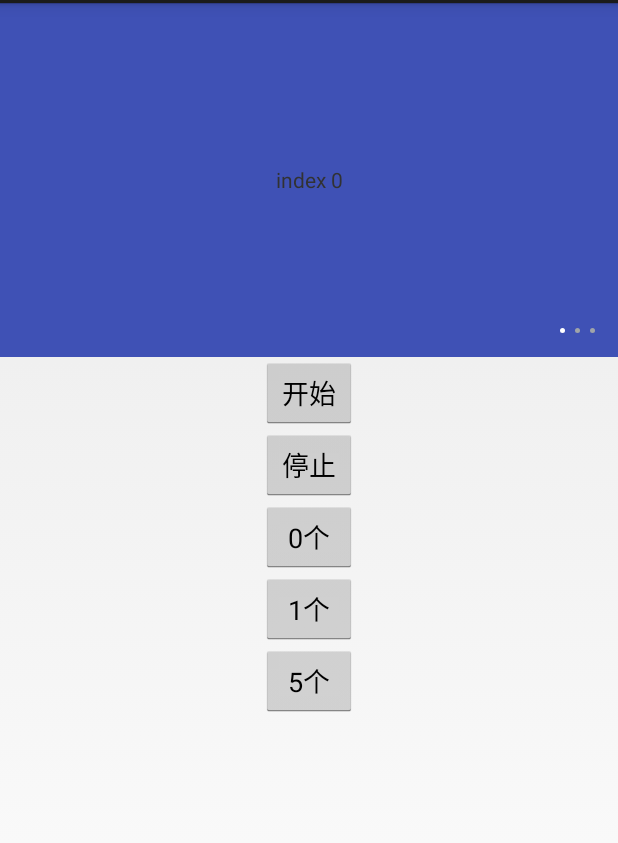
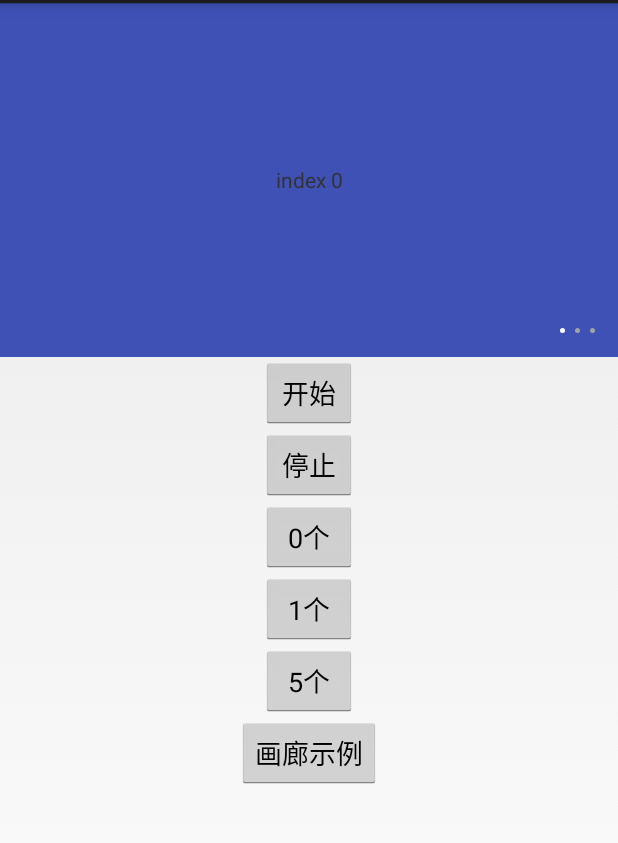
Before and after one commit to a-liYa/BannerView, an Android app: the screen it shows after launch (MainActivity), on a phone screen of 412 x 824 dp, the part 69-912 px from its top. Run offline under Robolectric (Android 15) with nearby library versions, the phone set to English and light mode, and no system bars.

Commit message:
添加PagerPadding属性

```diff
--- a/app/build.gradle
+++ b/app/build.gradle
@@ -23,4 +23,5 @@ dependencies {
     compile fileTree(include: ['*.jar'], dir: 'libs')
     compile project(':library')
     compile 'com.android.support:support-v4:26.0.0-alpha1'
+    compile 'com.android.support.constraint:constraint-layout:1.0.2'
 }
--- a/app/src/main/AndroidManifest.xml
+++ b/app/src/main/AndroidManifest.xml
@@ -16,6 +16,7 @@
                 <category android:name="android.intent.category.LAUNCHER" />
             </intent-filter>
         </activity>
+        <activity android:name=".GallerySimpleActivity"></activity>
     </application>
 
 </manifest>
--- a/app/src/main/java/com/aliya/bannerview/MainActivity.java
+++ b/app/src/main/java/com/aliya/bannerview/MainActivity.java
@@ -1,6 +1,7 @@
 package com.aliya.bannerview;
 
 import android.app.Activity;
+import android.content.Intent;
 import android.os.Bundle;
 import android.util.Log;
 import android.view.LayoutInflater;
@@ -32,6 +33,7 @@ public class MainActivity extends Activity implements View.OnClickListener, OnIt
         findViewById(R.id.btn_0_num).setOnClickListener(this);
         findViewById(R.id.btn_1_num).setOnClickListener(this);
         findViewById(R.id.btn_5_num).setOnClickListener(this);
+        findViewById(R.id.btn_gallery).setOnClickListener(this);
 
         adapter = new BannerPagerAdapter() {
 
@@ -147,6 +149,9 @@ public class MainActivity extends Activity implements View.OnClickListener, OnIt
                 banner.setAdapter(adapter);
                 banner.setAutoCarousel(true);
                 break;
+            case R.id.btn_gallery:
+//                startActivity(new Intent(this, ));
+                break;
         }
     }
 
--- a/app/src/main/res/layout/activity_main.xml
+++ b/app/src/main/res/layout/activity_main.xml
@@ -63,4 +63,11 @@
         android:layout_gravity="center_horizontal"
         android:text="5个" />
 
+    <Button
+        android:id="@+id/btn_gallery"
+        android:layout_width="wrap_content"
+        android:layout_height="wrap_content"
+        android:layout_gravity="center_horizontal"
+        android:text="画廊示例" />
+
 </LinearLayout>
--- a/library/src/main/java/com/aliya/view/banner/BannerView.java
+++ b/library/src/main/java/com/aliya/view/banner/BannerView.java
@@ -27,6 +27,9 @@ public class BannerView extends RelativeLayout {
     private int mAutoMs = 3000; // 轮播间隔时间
     private boolean autoCarousel = true; // 是否自动轮播
     private boolean isAttached = false; // this view is currently attached to a window.
+
+    private int mPagerPaddingLeft;
+    private int mPagerPaddingRight;
 
     private int mItemCount; // banner条目个数
 
@@ -104,6 +107,16 @@ public class BannerView extends RelativeLayout {
 
         mAutoMs = ta.getInteger(R.styleable.Banner_banner_autoMs, mAutoMs);
         autoCarousel = ta.getBoolean(R.styleable.Banner_banner_isAuto, autoCarousel);
+
+        mPagerPaddingLeft = ta.getDimensionPixelSize(R.styleable.Banner_banner_pagerPaddingLeft, 0);
+        mPagerPaddingRight = ta.getDimensionPixelSize(
+                R.styleable.Banner_banner_pagerPaddingRight, 0);
+
+        mViewPager.setPadding(mPagerPaddingLeft, 0, mPagerPaddingRight, 0);
+        if (mPagerPaddingLeft > 0 || mPagerPaddingRight > 0) {
+            mViewPager.setClipToPadding(false);
+        }
+
         ta.recycle();
     }
 
--- a/library/src/main/res/values/attrs.xml
+++ b/library/src/main/res/values/attrs.xml
@@ -7,6 +7,8 @@
         <attr name="banner_autoMs" format="integer" />
         <!--宽高比 eg: 16:9-->
         <attr name="banner_w2h" format="string" />
+        <attr name="banner_pagerPaddingLeft" format="dimension" />
+        <attr name="banner_pagerPaddingRight" format="dimension" />
     </declare-styleable>
 
     <declare-styleable name="BannerIndicator">
```
Also changed, not shown: app/src/main/java/com/aliya/bannerview/GallerySimpleActivity.java (added, +14 -0 lines), app/src/main/res/layout/activity_gallery_simple.xml (added, +22 -0 lines).
